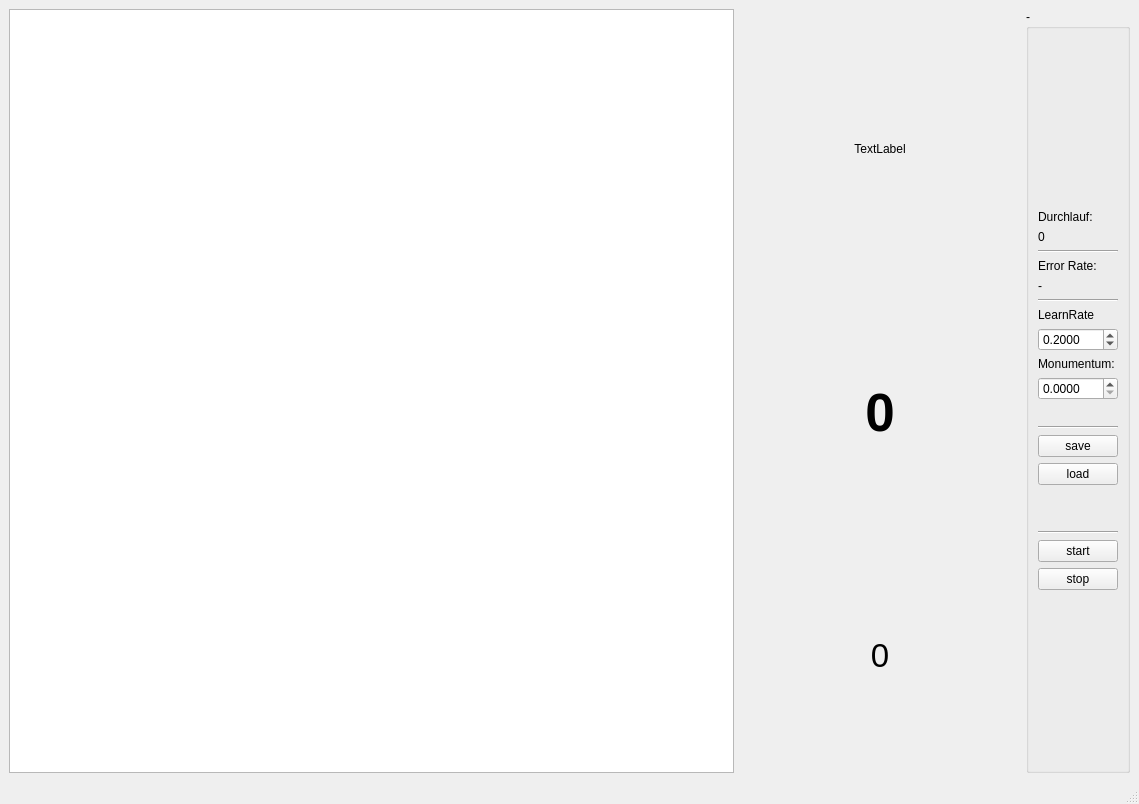
M4RKUS28/MNIST-Machine-Learning-Tests, file mainwindow.ui: the form before one commit.
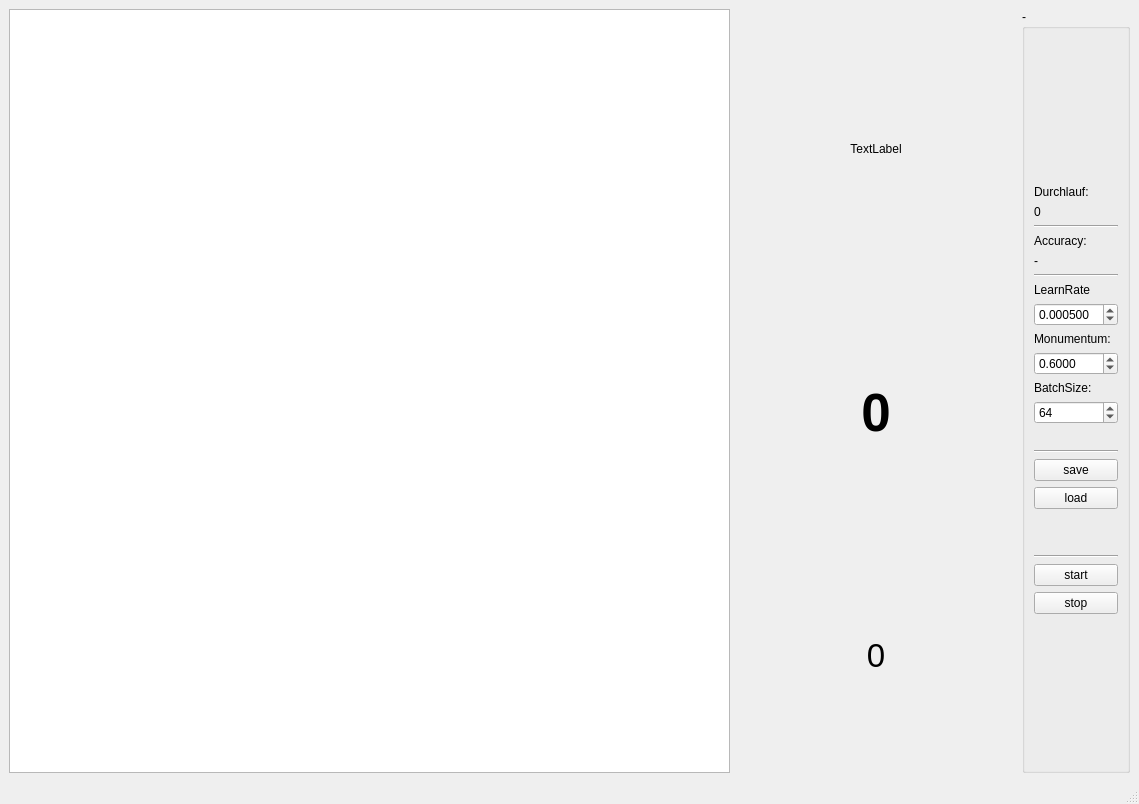
The form after the commit.

```diff
--- a/mainwindow.ui
+++ b/mainwindow.ui
@@ -118,7 +118,7 @@
        <item>
         <widget class="QLabel" name="label_3">
          <property name="text">
-          <string>Error Rate:</string>
+          <string>Accuracy:</string>
          </property>
         </widget>
        </item>
@@ -152,13 +152,13 @@
        <item>
         <widget class="QDoubleSpinBox" name="doubleSpinBoxLearnRate">
          <property name="decimals">
-          <number>4</number>
+          <number>6</number>
          </property>
          <property name="singleStep">
           <double>0.010000000000000</double>
          </property>
          <property name="value">
-          <double>0.200000000000000</double>
+          <double>0.000500000000000</double>
          </property>
         </widget>
        </item>
@@ -176,6 +176,26 @@
          </property>
          <property name="singleStep">
           <double>0.010000000000000</double>
+         </property>
+         <property name="value">
+          <double>0.600000000000000</double>
+         </property>
+        </widget>
+       </item>
+       <item>
+        <widget class="QLabel" name="label_6">
+         <property name="text">
+          <string>BatchSize:</string>
+         </property>
+        </widget>
+       </item>
+       <item>
+        <widget class="QSpinBox" name="spinBoxBatchSize">
+         <property name="maximum">
+          <number>9999</number>
+         </property>
+         <property name="value">
+          <number>64</number>
          </property>
         </widget>
        </item>
```
